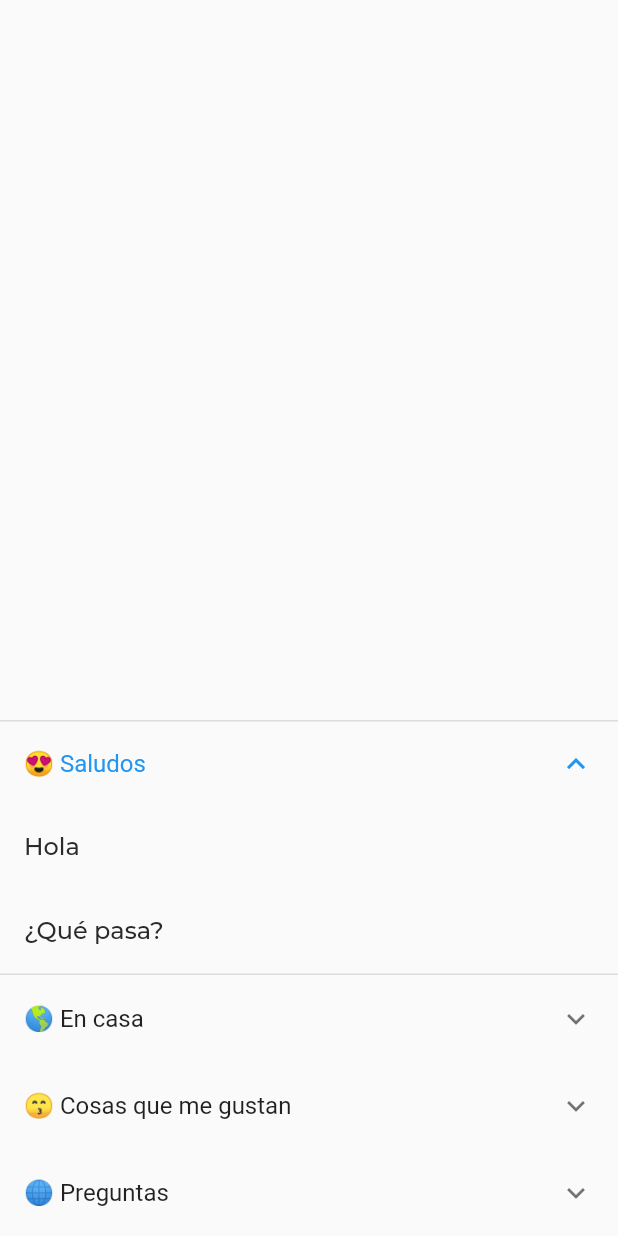
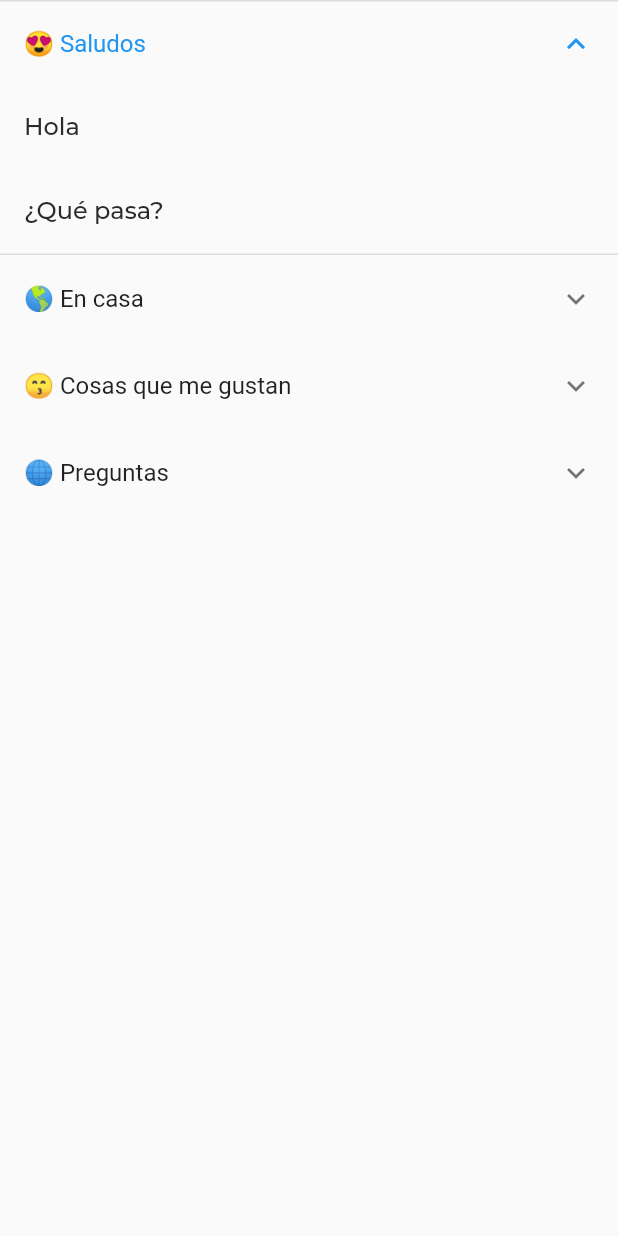
Before and after one commit to redela-investigacion/conversando-flutter, a Flutter app: the ExpansionPhraseSelector widget shown alone on an empty page, opened directly, after a tap on "😍 Saludos", on a phone screen of 412 x 824 dp. Run offline on Flutter 3.47's test engine with Material 2 defaults, Android fonts, the phone set to English and light mode, and no system bars; our stand-ins replace flutter_tts, font_awesome_flutter, localstorage, share.

Commit message:
[:christmas_tree:] Do phrase selectors scrollable

```diff
--- a/lib/loginPage.dart
+++ b/lib/loginPage.dart
@@ -5,7 +5,8 @@ class LoginPage extends StatelessWidget {
   @override
   Widget build(BuildContext context) {
     return new Scaffold(
-      body: new Container(
+      body: new SingleChildScrollView(
+        child: new Container(
           padding: const EdgeInsets.only(top: 70, right: 30, bottom: 30, left: 30),
           color: Theme.of(context).backgroundColor,
           child: new Column(
@@ -73,6 +74,7 @@ class LoginPage extends StatelessWidget {
                 )
               )
             ]
+          )
         )
       )
     );
--- a/lib/selectPhrase.dart
+++ b/lib/selectPhrase.dart
@@ -6,13 +6,8 @@ class ExpansionPhraseSelector extends StatelessWidget {
   Widget build(BuildContext context) {
     final TextContextWidgetState tc = TextContextWidget.of(context);
 
-    return Column(mainAxisAlignment: MainAxisAlignment.end,children: [
-//      ListTile(
-//        title: Text("Mis Categorías", style: TextStyle(fontSize: 18.0),),
-//        contentPadding: EdgeInsets.all(10),
-//      ),
-//      Divider(),
-      Column(children: tc.getCategories().map((Category category) {
+    return new Flexible(
+      child: ListView(children: tc.getCategories().map((Category category) {
         return new ExpansionTile(
           title: Text(category.text),
           children: category.getPhrases().map((Phrase phrase){
@@ -25,7 +20,7 @@ class ExpansionPhraseSelector extends StatelessWidget {
           }).toList()
         );
       }).toList())
-    ]);
+    );
   }
 }
 
@@ -36,7 +31,7 @@ class FullPagePhraseSelector extends StatelessWidget {
 
     return new Scaffold(
       appBar: new AppBar(title: Text("Mis frases")),
-      body: Column(children: tc.getCategories().map((Category category) {
+      body: ListView(children: tc.getCategories().map((Category category) {
         return ExpansionTile(
           title: Text(category.text),
           children: category.getPhrases().map((Phrase phrase){
```
Lines whose indentation alone changed are shown as unchanged.
